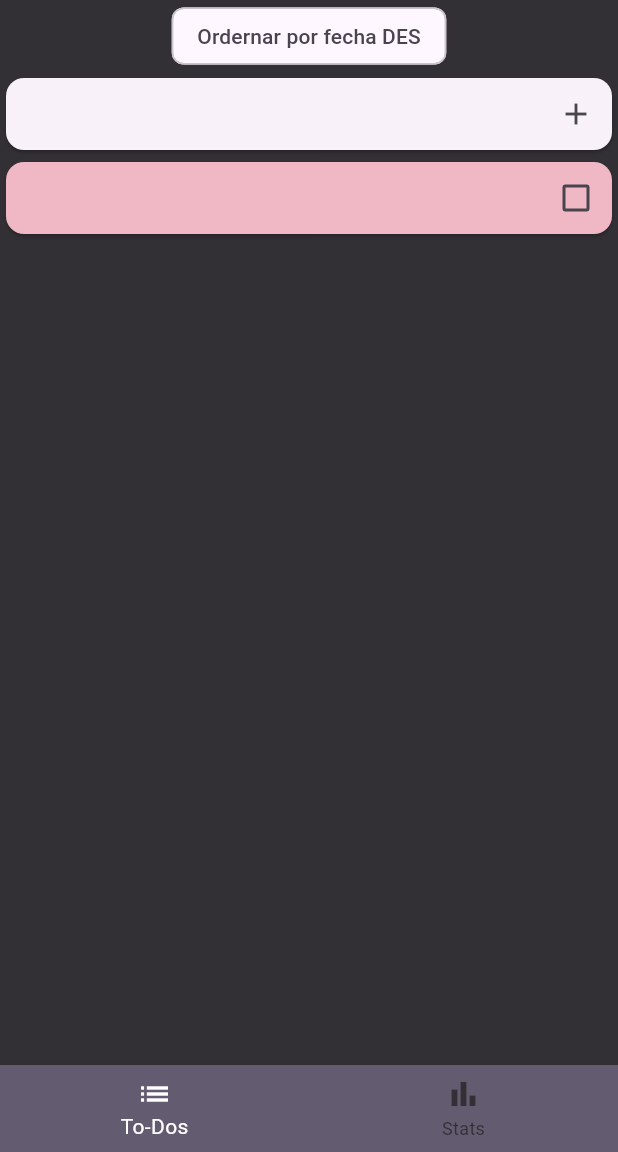
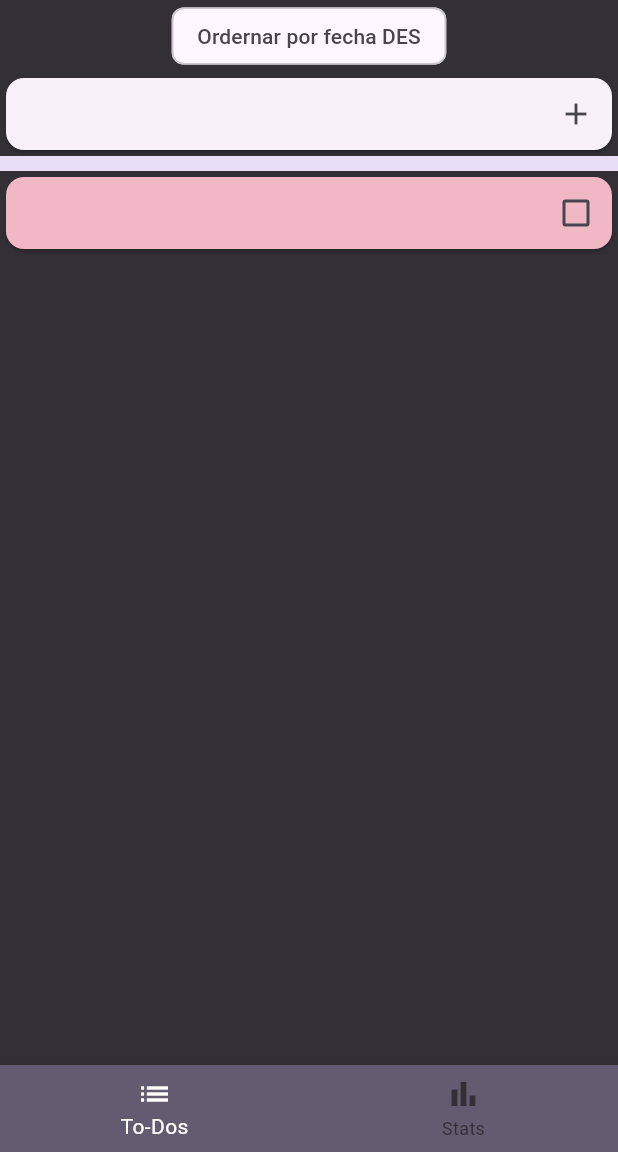
Before and after one commit to RaymundoSantorski/todo_practice, a Flutter app: the screen it shows after launch, after a tap on the "add" icon, on a phone screen of 412 x 824 dp, the part 84-1236 px from its top. Run offline on Flutter 3.47's test engine with Material 3 defaults, Android fonts, the phone set to English and light mode, and no system bars.

```diff
--- a/lib/screens/todos_screen.dart
+++ b/lib/screens/todos_screen.dart
@@ -2,7 +2,7 @@ import 'package:flutter/material.dart';
 import 'package:to_do_practice/interfaces/todo_interface.dart';
 
 class TodosScreen extends StatefulWidget {
-  const TodosScreen({super.key});
+  TodosScreen({super.key});
 
   @override
   State<TodosScreen> createState() => _TodosScreenState();
@@ -12,6 +12,14 @@ class _TodosScreenState extends State<TodosScreen> {
   final TextEditingController _controller = TextEditingController(text: '');
   bool _asc = false;
   final List<Todo> _todos = [];
+  double _progress = 0;
+
+  void setProgress() {
+    int itemsCompleted = _todos.where((item) => item.completed).length;
+    setState(() {
+      _progress = itemsCompleted / _todos.length;
+    });
+  }
 
   void _addTodo() {
     Todo todo = Todo(_controller.text, false, DateTime.now(), UniqueKey());
@@ -19,6 +27,7 @@ class _TodosScreenState extends State<TodosScreen> {
       _todos.add(todo);
     });
     _controller.clear();
+    setProgress();
   }
 
   void _toggleTodo(Todo todo) {
@@ -26,12 +35,14 @@ class _TodosScreenState extends State<TodosScreen> {
     setState(() {
       item.completed = !item.completed;
     });
+    setProgress();
   }
 
   void _deleteTodo(Todo todo) {
     setState(() {
       _todos.removeWhere((item) => item.key == todo.key);
     });
+    setProgress();
   }
 
   void _orderByDateAsc() {
@@ -86,6 +97,7 @@ class _TodosScreenState extends State<TodosScreen> {
             ],
           ),
         ),
+        LinearProgressIndicator(minHeight: 10, value: _progress),
         Expanded(
           child: ListView(
             children: [
```
